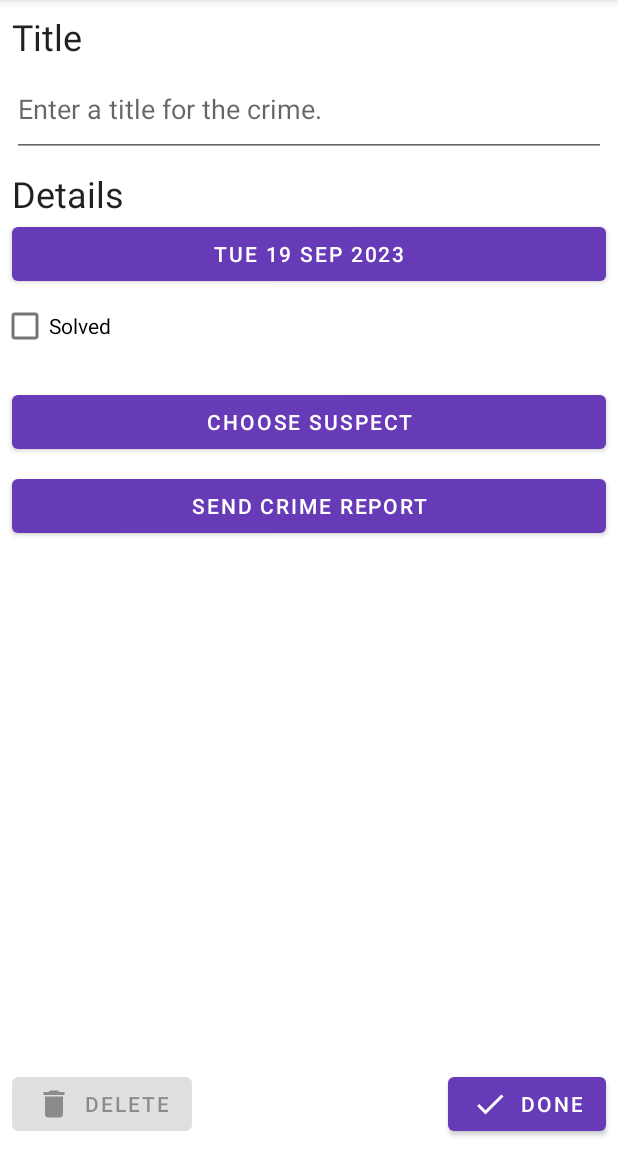
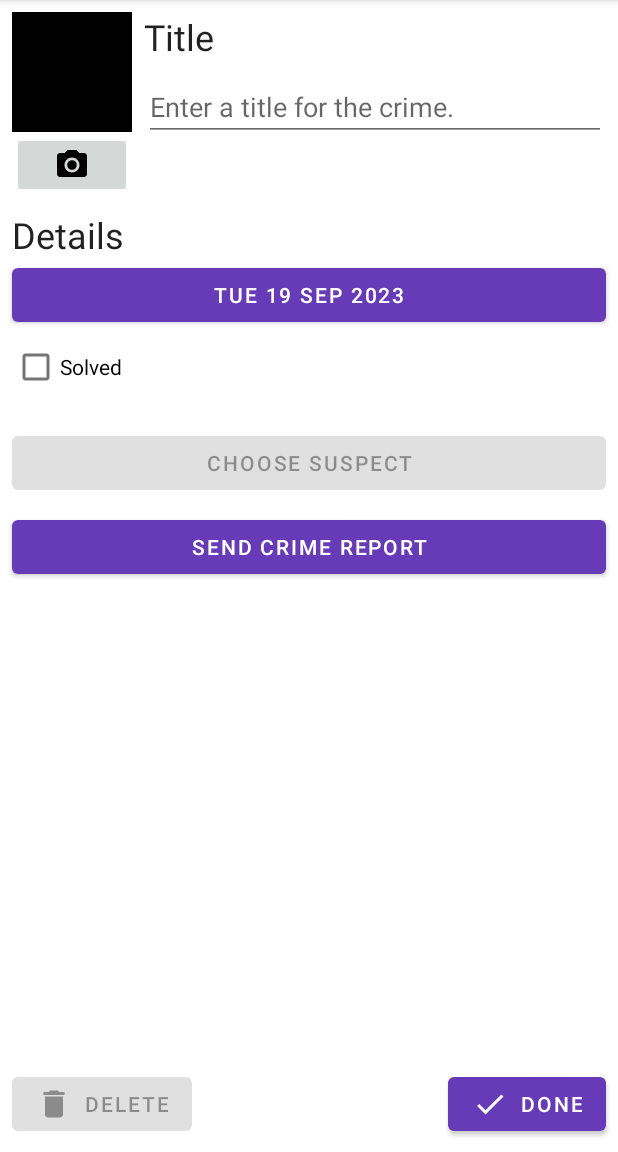
Before and after one commit to USC-nkd007/CriminalIntent, an Android app: the screen it shows after launch (MainActivity), after a tap on "New Crime", on a phone screen of 412 x 824 dp, the part 84-1236 px from its top. Run offline under Robolectric (Android 15) with nearby library versions, the phone set to English and light mode, and no system bars; our stand-ins replace Room's generated code; 2 statements that could not run were skipped.

```diff
--- a/app/src/main/java/com/example/criminalintent/Crime.kt
+++ b/app/src/main/java/com/example/criminalintent/Crime.kt
@@ -12,4 +12,5 @@ data class Crime(
     val date: Date,
     val isSolved: Boolean,
     val suspect: String = "",
+    val photoFileName: String? = null
 )
--- a/app/src/main/java/com/example/criminalintent/CrimeDetailFragment.kt
+++ b/app/src/main/java/com/example/criminalintent/CrimeDetailFragment.kt
@@ -1,12 +1,18 @@
 package com.example.criminalintent
 
 import android.content.Intent
+import android.content.pm.PackageManager
+import android.content.pm.ResolveInfo
+import android.net.Uri
 import android.os.Bundle
+import android.provider.ContactsContract
 import android.text.format.DateFormat
 import android.view.LayoutInflater
 import android.view.View
 import android.view.ViewGroup
 import androidx.activity.addCallback
+import androidx.activity.result.contract.ActivityResultContracts
+import androidx.core.content.FileProvider
 import androidx.core.widget.doOnTextChanged
 import androidx.fragment.app.Fragment
 import androidx.fragment.app.setFragmentResultListener
@@ -19,10 +25,11 @@ import androidx.navigation.fragment.navArgs
 import com.example.criminalintent.databinding.FragmentCrimeDetailBinding
 import com.google.android.material.snackbar.Snackbar
 import kotlinx.coroutines.launch
+import java.io.File
 import java.util.Date
 
 private const val DATE_FORMAT = "E dd MMM yyyy"
-class CrimeDetailFragment : Fragment() {
+class CrimeDetailFragment : Fragment(){
 
     private var _binding : FragmentCrimeDetailBinding? = null
     private val binding
@@ -36,6 +43,21 @@ class CrimeDetailFragment : Fragment() {
     private val crimeDetailViewModel: CrimeDetailViewModel by viewModels {
         CrimeDetailViewModelFactory(args.crimeId)
     }
+
+    private val selectSuspect =
+        registerForActivityResult(ActivityResultContracts.PickContact()) { uri: Uri? ->
+            uri?.let { parseContactSelection(it) }
+        }
+
+    private val takePhoto =
+        registerForActivityResult(ActivityResultContracts.TakePicture()) { didTakePhoto: Boolean ->
+            if (didTakePhoto && photoName != null) {
+                crimeDetailViewModel.updateCrime { oldCrime ->
+                    oldCrime.copy(photoFileName = photoName)
+                }
+            }
+        }
+    private var photoName: String? = null
 
     override fun onCreate(savedInstanceState: Bundle?) {
         super.onCreate(savedInstanceState)
@@ -69,6 +91,38 @@ class CrimeDetailFragment : Fragment() {
                     oldCrime.copy(isSolved = isChecked)
                 }
             }
+
+            crimeSuspect.setOnClickListener {
+                selectSuspect.launch(null)
+            }
+
+            val selectSuspectIntent = selectSuspect.contract.createIntent(
+                requireContext(),
+                null
+            )
+            crimeSuspect.isEnabled = canResolveIntent(selectSuspectIntent)
+
+           crimeCamera.setOnClickListener {
+               photoName = "IMG_${Date()}.JPG"
+               val photoFile = File(
+                   requireContext().applicationContext.filesDir,
+                   photoName
+               )
+
+               val photoUri = FileProvider.getUriForFile(
+                   requireContext(),
+                   "com.example.criminalintent.fileprovider",
+                   photoFile
+               )
+
+               takePhoto.launch(photoUri)
+           }
+
+            val captureImageIntent = takePhoto.contract.createIntent(
+                requireContext(),
+                null
+            )
+            crimeCamera.isEnabled = canResolveIntent(captureImageIntent)
         }
 
         viewLifecycleOwner.lifecycleScope.launch {
@@ -133,11 +187,17 @@ class CrimeDetailFragment : Fragment() {
                     putExtra(Intent.EXTRA_TEXT, generateCrimeReport(crime))
                     putExtra(Intent.EXTRA_SUBJECT, getString(R.string.crime_report_subject))
                 }
-                startActivity(reportIntent)
+                val chooserIntent =
+                    Intent.createChooser(
+                        reportIntent, getString(R.string.send_report)
+                    )
+                startActivity(chooserIntent)
+            }
+            crimeSuspect.text = crime.suspect.ifEmpty {
+                getString(R.string.crime_suspect_text)
             }
         }
     }
-
     private fun generateCrimeReport(crime: Crime): String {
         val solvedString = if (crime.isSolved) {
             getString(R.string.crime_report_solved)
@@ -157,4 +217,28 @@ class CrimeDetailFragment : Fragment() {
             crime.title, dateString, solvedString, suspectText
         )
     }
+    private fun parseContactSelection(contactUri: Uri) {
+        val queryFields = arrayOf(ContactsContract.Contacts.DISPLAY_NAME)
+
+        val queryCursor =
+            requireActivity().contentResolver.query(contactUri, queryFields, null, null, null)
+
+        queryCursor?.use { cursor ->
+            if (cursor.moveToFirst()) {
+                val suspect = cursor.getString(0)
+                crimeDetailViewModel.updateCrime { oldCrime ->
+                    oldCrime.copy(suspect = suspect)
+                }
+            }
+        }
+    }
+    private fun canResolveIntent(intent: Intent): Boolean {
+        val packageManager: PackageManager = requireActivity().packageManager
+        val resolvedActivity: ResolveInfo? =
+            packageManager.resolveActivity(
+                intent,
+                PackageManager.MATCH_DEFAULT_ONLY
+            )
+        return resolvedActivity != null
+    }
 }
--- a/app/src/main/java/com/example/criminalintent/database/CrimeDatabase.kt
+++ b/app/src/main/java/com/example/criminalintent/database/CrimeDatabase.kt
@@ -7,7 +7,7 @@ import androidx.room.migration.Migration
 import androidx.sqlite.db.SupportSQLiteDatabase
 import com.example.criminalintent.Crime
 
-@Database(entities = [Crime::class], version = 2)
+@Database(entities = [Crime::class], version = 3)
 @TypeConverters(CrimeTypeConverters::class)
 abstract class CrimeDatabase : RoomDatabase() {
     abstract fun crimeDao(): CrimeDao
@@ -19,5 +19,11 @@ val migration_1_2 = object : Migration(1, 2) {
             "ALTER TABLE Crime ADD COLUMN suspect TEXT NOT NULL DEFAULT ''"
         )
     }
-
 }
+val migration_2_3 = object : Migration(2, 3) {
+    override fun migrate(database: SupportSQLiteDatabase) {
+        database.execSQL(
+            "ALTER TABLE Crime ADD COLUMN photoFileName TEXT"
+        )
+    }
+}
--- a/app/src/main/java/com/example/criminalintent/database/CrimeRepository.kt
+++ b/app/src/main/java/com/example/criminalintent/database/CrimeRepository.kt
@@ -21,7 +21,7 @@ private constructor(context: Context, private val coroutineScope: CoroutineScope
             CrimeDatabase::class.java,
             DATABASE_NAME
         )
-        .addMigrations(migration_1_2)
+        .addMigrations(migration_1_2, migration_2_3)
         .build()
 
     fun getCrimes(): Flow<List<Crime>> = database.crimeDao().getCrimes()
--- /dev/null
+++ b/app/src/main/res/drawable/ic_camera.xml
@@ -0,0 +1,6 @@
+<vector android:height="24dp" android:tint="#000000"
+    android:viewportHeight="24" android:viewportWidth="24"
+    android:width="24dp" xmlns:android="http://schemas.android.com/apk/res/android">
+    <path android:fillColor="@android:color/white" android:pathData="M12,12m-3.2,0a3.2,3.2 0,1 1,6.4 0a3.2,3.2 0,1 1,-6.4 0"/>
+    <path android:fillColor="@android:color/white" android:pathData="M9,2L7.17,4L4,4c-1.1,0 -2,0.9 -2,2v12c0,1.1 0.9,2 2,2h16c1.1,0 2,-0.9 2,-2L22,6c0,-1.1 -0.9,-2 -2,-2h-3.17L15,2L9,2zM12,17c-2.76,0 -5,-2.24 -5,-5s2.24,-5 5,-5 5,2.24 5,5 -2.24,5 -5,5z"/>
+</vector>
--- a/app/src/main/res/layout/fragment_crime_detail.xml
+++ b/app/src/main/res/layout/fragment_crime_detail.xml
@@ -34,7 +34,7 @@
 
     <TextView
         android:id="@+id/textView"
-        android:layout_width="match_parent"
+        android:layout_width="0dp"
         android:layout_height="wrap_content"
         android:layout_marginStart="8dp"
         android:layout_marginTop="8dp"
@@ -42,20 +42,21 @@
         android:text="@string/crime_title_label"
         android:textAppearance="?attr/textAppearanceHeadline5"
         app:layout_constraintEnd_toEndOf="parent"
-        app:layout_constraintStart_toStartOf="parent"
+        app:layout_constraintStart_toEndOf="@+id/linearLayout3"
         app:layout_constraintTop_toTopOf="parent" />
 
     <EditText
         android:id="@+id/crime_title"
-        android:layout_width="match_parent"
-        android:layout_height="64dp"
+        android:layout_width="0dp"
+        android:layout_height="wrap_content"
         android:layout_marginStart="8dp"
+        android:layout_marginTop="8dp"
         android:layout_marginEnd="8dp"
         android:hint="@string/crime_title_hint"
         android:importantForAutofill="no"
         android:inputType="text"
         app:layout_constraintEnd_toEndOf="parent"
-        app:layout_constraintStart_toStartOf="parent"
+        app:layout_constraintStart_toEndOf="@+id/linearLayout3"
         app:layout_constraintTop_toBottomOf="@+id/textView" />
 
     <TextView
@@ -69,7 +70,7 @@
         android:textAppearance="?attr/textAppearanceHeadline5"
         app:layout_constraintEnd_toEndOf="parent"
         app:layout_constraintStart_toStartOf="parent"
-        app:layout_constraintTop_toBottomOf="@+id/crime_title" />
+        app:layout_constraintTop_toBottomOf="@+id/linearLayout3" />
 
     <Button
         android:id="@+id/crime_date"
@@ -90,6 +91,7 @@
         android:layout_marginEnd="8dp"
         android:text="@string/crime_solved_label"
         app:layout_constraintEnd_toEndOf="parent"
+        app:layout_constraintHorizontal_bias="0.0"
         app:layout_constraintStart_toStartOf="parent"
         app:layout_constraintTop_toBottomOf="@+id/crime_date" />
 
@@ -117,4 +119,30 @@
         app:layout_constraintStart_toStartOf="parent"
         app:layout_constraintTop_toBottomOf="@+id/crime_suspect" />
 
+    <LinearLayout
+        android:id="@+id/linearLayout3"
+        android:layout_width="wrap_content"
+        android:layout_height="wrap_content"
+        android:layout_marginStart="8dp"
+        android:layout_marginTop="8dp"
+        android:orientation="vertical"
+        app:layout_constraintStart_toStartOf="parent"
+        app:layout_constraintTop_toTopOf="parent">
+
+        <ImageView
+            android:id="@+id/crime_photo"
+            android:layout_width="80dp"
+            android:layout_height="80dp"
+            android:background="@color/black"
+            android:cropToPadding="true"
+            android:scaleType="centerInside" />
+
+        <ImageButton
+            android:id="@+id/crime_camera"
+            android:layout_width="match_parent"
+            android:layout_height="wrap_content"
+            android:src="@drawable/ic_camera" />
+
+    </LinearLayout>
+
 </androidx.constraintlayout.widget.ConstraintLayout>
--- /dev/null
+++ b/app/src/main/res/xml/files.xml
@@ -0,0 +1,6 @@
+<?xml version="1.0" encoding="utf-8"?>
+<paths>
+    <files-path
+        name="crime_photos"
+        path="." />
+</paths>
```
Also changed, not shown: app/src/main/AndroidManifest.xml (+18 -0 lines).
